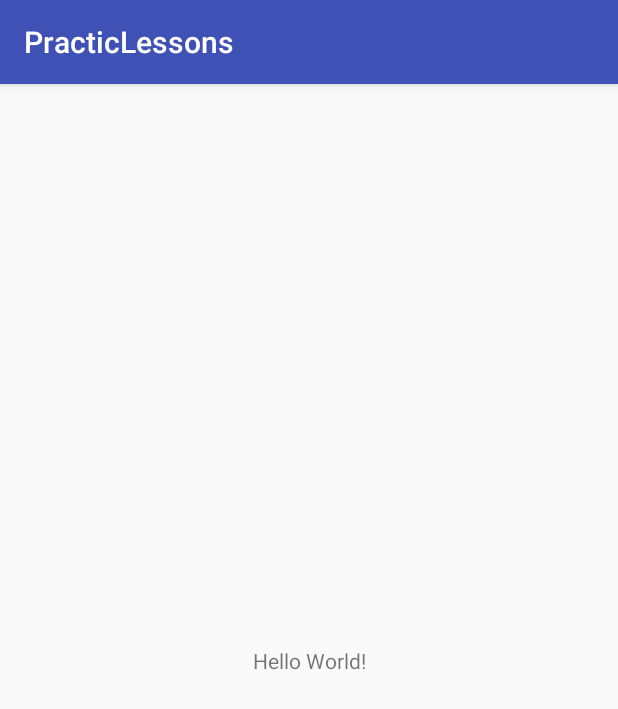
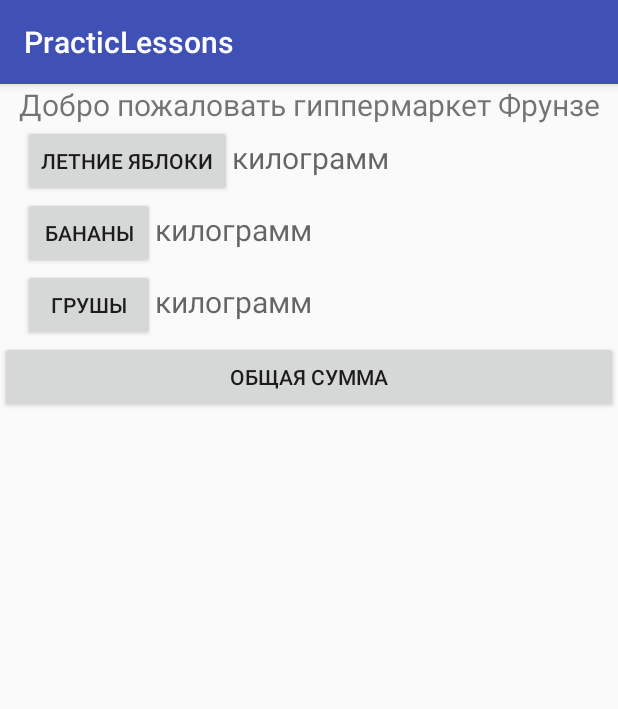
Before and after one commit to geektech-android/Lessons, an Android app: the screen it shows after launch (MainActivity), on a phone screen of 412 x 824 dp. Shown: the top 709 px of the screen. Run offline under Robolectric (Android 15) with nearby library versions, the light colour scheme and no system bars.

Commit message:
HW3 leson2.4

```diff
--- a/app/src/main/res/layout/activity_main.xml
+++ b/app/src/main/res/layout/activity_main.xml
@@ -1,18 +1,84 @@
 <?xml version="1.0" encoding="utf-8"?>
-<android.support.constraint.ConstraintLayout xmlns:android="http://schemas.android.com/apk/res/android"
+<LinearLayout xmlns:android="http://schemas.android.com/apk/res/android"
     xmlns:app="http://schemas.android.com/apk/res-auto"
     xmlns:tools="http://schemas.android.com/tools"
     android:layout_width="match_parent"
     android:layout_height="match_parent"
+    android:orientation="vertical"
     tools:context=".MainActivity">
+    <TextView
+        android:layout_width="match_parent"
+        android:layout_height="wrap_content"
+        android:textAlignment="center"
+        android:text="Добро пожаловать гиппермаркет Фрунзе"
+        android:textSize="20sp"/>
+    <LinearLayout
+        android:layout_width="match_parent"
+        android:layout_height="wrap_content"
+        android:orientation="horizontal"
+        android:layout_marginLeft="15dp"
+        android:layout_marginRight="15dp">
+        <Button
+            android:layout_width="wrap_content"
+            android:layout_height="wrap_content"
+            android:text="Летние яблоки"
+            android:textAlignment="center"
+            android:autoSizeMaxTextSize="40dp"
+            android:onClick="onClick"/>
+        <TextView
+            android:id="@+id/appleCount"
+            android:layout_width="wrap_content"
+            android:layout_height="wrap_content"
+            android:textSize="20sp"
+            android:textColor="@android:color/black"
+            android:hint="килограмм" />
+    </LinearLayout>
+    <LinearLayout
+        android:layout_width="match_parent"
+        android:layout_height="wrap_content"
+        android:orientation="horizontal"
+        android:layout_marginRight="15dp"
+        android:layout_marginLeft="15dp">
+        <Button
+            android:layout_width="wrap_content"
+            android:layout_height="wrap_content"
+            android:text="Бананы"
+            android:textAlignment="center"
+            android:autoSizeMaxTextSize="40dp"
+            android:onClick="onClick1"/>
+        <TextView
+            android:id="@+id/bananCount"
+            android:layout_width="wrap_content"
+            android:layout_height="wrap_content"
+            android:textSize="20sp"
+            android:textColor="@android:color/black"
+            android:hint="килограмм" />
+    </LinearLayout>
+    <LinearLayout
+        android:layout_width="match_parent"
+        android:layout_height="wrap_content"
+        android:orientation="horizontal"
+        android:layout_marginLeft="15dp"
+        android:layout_marginRight="15dp">
+        <Button
+            android:layout_width="wrap_content"
+            android:layout_height="wrap_content"
+            android:text="Грушы"
+            android:textAlignment="center"
+            android:autoSizeMaxTextSize="40dp"
+            android:onClick="onClick2"/>
+        <TextView
+            android:id="@+id/pearCount"
+            android:layout_width="wrap_content"
+            android:layout_height="wrap_content"
+            android:textSize="20sp"
+            android:textColor="@android:color/black"
+            android:hint="килограмм" />
+    </LinearLayout>
+    <Button
+        android:id="@+id/btn1"
+        android:layout_width="match_parent"
+        android:layout_height="wrap_content"
+        android:text="Общая сумма"/>
 
-    <TextView
-        android:layout_width="wrap_content"
-        android:layout_height="wrap_content"
-        android:text="Hello World!"
-        app:layout_constraintBottom_toBottomOf="parent"
-        app:layout_constraintLeft_toLeftOf="parent"
-        app:layout_constraintRight_toRightOf="parent"
-        app:layout_constraintTop_toTopOf="parent" />
-
-</android.support.constraint.ConstraintLayout>
+</LinearLayout>
```
Also changed, not shown: app/src/main/java/com/akai/geektech/practiclessons/Main2Activity.java (added, +61 -0 lines), app/src/main/res/layout/activity_main2.xml (added, +24 -0 lines), gradle/wrapper/gradle-wrapper.properties.
